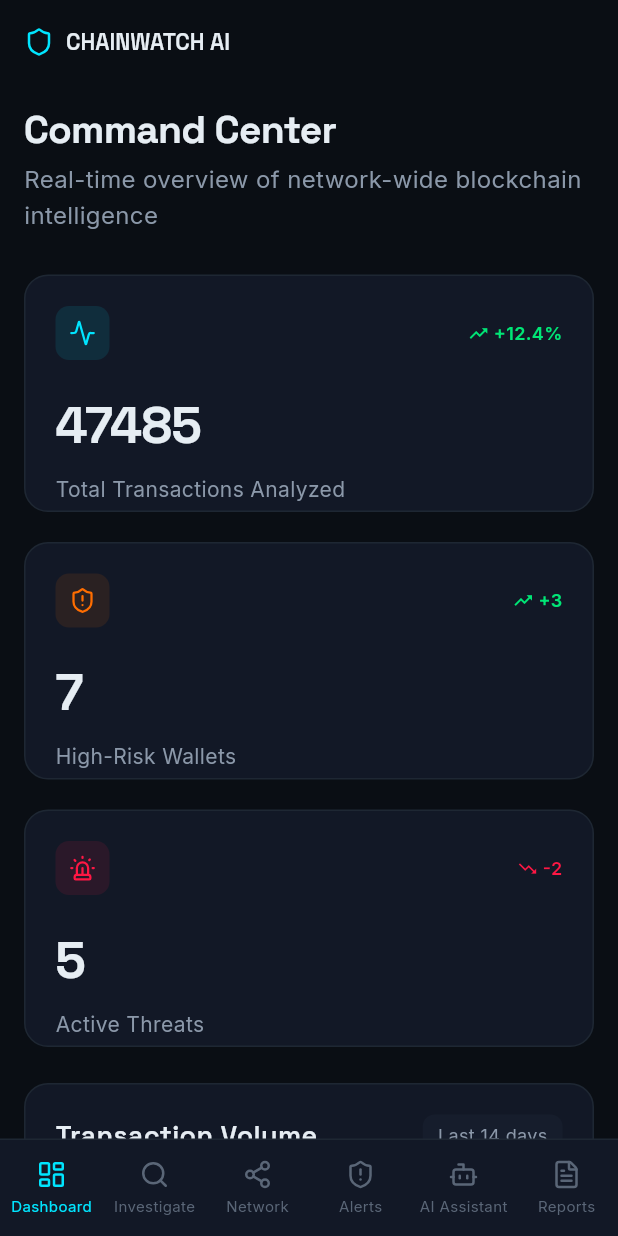
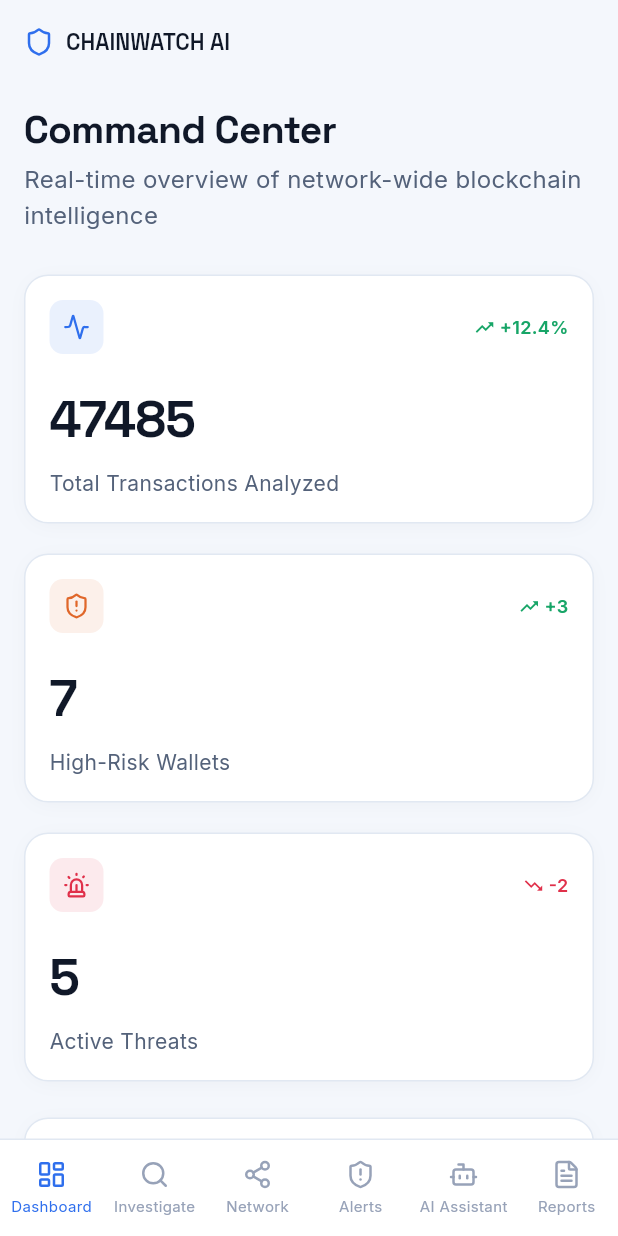
Before and after one commit to thamanreddy257-cyber/chain_watch_ai, a Flutter app: the screen it shows after launch, after a tap on "Launch Dashboard", on a phone screen of 412 x 824 dp. Run offline on Flutter 3.47's test engine with Material 3 defaults, Android fonts, the phone set to English and light mode, and no system bars; drawn by our look-alikes of flutter_animate; our stand-ins replace fl_chart, go_router, google_fonts, lucide_icons; missing offline and left inert: graphview.

Commit message:
main build

```diff
--- a/lib/app.dart
+++ b/lib/app.dart
@@ -10,7 +10,7 @@ class ChainWatchApp extends StatelessWidget {
     return MaterialApp.router(
       title: 'CHAINWATCH AI',
       debugShowCheckedModeBanner: false,
-      theme: AppTheme.dark,
+      theme: AppTheme.light,
       routerConfig: appRouter,
     );
   }
--- a/lib/core/theme/app_colors.dart
+++ b/lib/core/theme/app_colors.dart
@@ -1,28 +1,28 @@
 import 'package:flutter/material.dart';
 
-/// Central color palette for CHAINWATCH AI — a dark, premium
-/// cybersecurity intelligence aesthetic.
+/// Central color palette for CHAINWATCH AI — a bright, clean
+/// cybersecurity intelligence aesthetic with cool accent tones.
 class AppColors {
   AppColors._();
 
-  static const Color background = Color(0xFF0A0E14);
-  static const Color surface = Color(0xFF121826);
-  static const Color surfaceElevated = Color(0xFF161D2C);
-  static const Color border = Color(0xFF1E2733);
-  static const Color borderSubtle = Color(0xFF17202B);
+  static const Color background = Color(0xFFF4F7FC);
+  static const Color surface = Color(0xFFFFFFFF);
+  static const Color surfaceElevated = Color(0xFFF0F4FA);
+  static const Color border = Color(0xFFE1E8F2);
+  static const Color borderSubtle = Color(0xFFEDF2F9);
 
-  static const Color primary = Color(0xFF00E5FF);
-  static const Color secondary = Color(0xFF00FF9C);
+  static const Color primary = Color(0xFF2F6FED);
+  static const Color secondary = Color(0xFF12B0A0);
 
-  static const Color textPrimary = Color(0xFFE6EDF3);
-  static const Color textSecondary = Color(0xFF8B98A9);
-  static const Color textMuted = Color(0xFF5A6677);
+  static const Color textPrimary = Color(0xFF101828);
+  static const Color textSecondary = Color(0xFF54627A);
+  static const Color textMuted = Color(0xFF97A2B8);
 
   // Risk levels
-  static const Color riskLow = Color(0xFF00E676);
-  static const Color riskMedium = Color(0xFFFFD54F);
-  static const Color riskHigh = Color(0xFFFF6D00);
-  static const Color riskCritical = Color(0xFFFF1744);
+  static const Color riskLow = Color(0xFF17A567);
+  static const Color riskMedium = Color(0xFFCB8A05);
+  static const Color riskHigh = Color(0xFFE0672A);
+  static const Color riskCritical = Color(0xFFE0304A);
 
   static Color riskColor(String level) {
     switch (level.toLowerCase()) {
@@ -40,11 +40,11 @@ class AppColors {
   }
 
   static const List<Color> chartGradient = [
-    Color(0xFF00E5FF),
-    Color(0xFF00FF9C),
+    Color(0xFF2F6FED),
+    Color(0xFF12B0A0),
   ];
 
-  static const Color success = Color(0xFF00E676);
-  static const Color warning = Color(0xFFFFD54F);
-  static const Color danger = Color(0xFFFF1744);
+  static const Color success = Color(0xFF17A567);
+  static const Color warning = Color(0xFFCB8A05);
+  static const Color danger = Color(0xFFE0304A);
 }
--- a/lib/core/theme/app_theme.dart
+++ b/lib/core/theme/app_theme.dart
@@ -5,14 +5,14 @@ import 'app_text_styles.dart';
 class AppTheme {
   AppTheme._();
 
-  static ThemeData get dark {
+  static ThemeData get light {
     return ThemeData(
       useMaterial3: true,
-      brightness: Brightness.dark,
+      brightness: Brightness.light,
       scaffoldBackgroundColor: AppColors.background,
       canvasColor: AppColors.background,
       fontFamily: AppTextStyles.bodyMedium.fontFamily,
-      colorScheme: const ColorScheme.dark(
+      colorScheme: const ColorScheme.light(
         surface: AppColors.background,
         primary: AppColors.primary,
         secondary: AppColors.secondary,
--- a/lib/features/dashboard/dashboard_page.dart
+++ b/lib/features/dashboard/dashboard_page.dart
@@ -3,6 +3,7 @@ import 'package:lucide_icons/lucide_icons.dart';
 import '../../core/theme/app_colors.dart';
 import '../../core/theme/app_text_styles.dart';
 import '../../core/mock/mock_data.dart';
+import '../../shared/widgets/card_grid.dart';
 import 'widgets/metric_card.dart';
 import 'widgets/volume_chart.dart';
 import 'widgets/risk_donut.dart';
@@ -32,14 +33,7 @@ class DashboardPage extends StatelessWidget {
             const SizedBox(height: 28),
             LayoutBuilder(builder: (context, constraints) {
               final cols = constraints.maxWidth < 700 ? 1 : (constraints.maxWidth < 1050 ? 2 : 3);
-              return GridView.count(
-                crossAxisCount: cols,
-                shrinkWrap: true,
-                physics: const NeverScrollableScrollPhysics(),
-                crossAxisSpacing: 20,
-                mainAxisSpacing: 20,
-                childAspectRatio: cols == 1 ? 2.4 : 1.7,
-                children: [
+              final cards = [
                 MetricCard(
                   label: 'Total Transactions Analyzed',
                   value: MockData.totalTransactionsAnalyzed,
@@ -64,8 +58,8 @@ class DashboardPage extends StatelessWidget {
                   trend: '-2',
                   trendUp: false,
                 ),
-                ],
-              );
+              ];
+              return CardGrid(cards: cards, columns: cols, spacing: 20, runSpacing: 20);
             }),
             const SizedBox(height: 24),
             isMedium
--- a/lib/features/landing/landing_page.dart
+++ b/lib/features/landing/landing_page.dart
@@ -65,19 +65,19 @@ class LandingPage extends StatelessWidget {
             child: SingleChildScrollView(
               child: Padding(
                 padding: EdgeInsets.symmetric(
-                    horizontal: isNarrow ? 20 : 64, vertical: 32),
+                    horizontal: isNarrow ? 18 : 64, vertical: 24),
                 child: Column(
                   children: [
                     _TopBar(isNarrow: isNarrow),
-                    SizedBox(height: isNarrow ? 48 : 90),
+                    SizedBox(height: isNarrow ? 32 : 90),
                     _Hero(isNarrow: isNarrow),
-                    SizedBox(height: isNarrow ? 40 : 64),
+                    SizedBox(height: isNarrow ? 28 : 64),
                     const PipelineStrip()
                         .animate()
                         .fadeIn(delay: 200.ms, duration: 500.ms),
-                    SizedBox(height: isNarrow ? 56 : 96),
+                    SizedBox(height: isNarrow ? 36 : 96),
                     _FeatureGrid(isNarrow: isNarrow, features: _features),
-                    SizedBox(height: isNarrow ? 48 : 80),
+                    SizedBox(height: isNarrow ? 32 : 80),
                     _Footer(),
                     const SizedBox(height: 24),
                   ],
@@ -109,7 +109,11 @@ class _TopBar extends StatelessWidget {
           child: const Icon(LucideIcons.shield, color: AppColors.primary, size: 18),
         ),
         const SizedBox(width: 10),
-        Text('CHAINWATCH AI', style: AppTextStyles.headlineSmall.copyWith(fontSize: 16)),
+        Flexible(
+          child: Text('CHAINWATCH AI',
+              overflow: TextOverflow.ellipsis,
+              style: AppTextStyles.headlineSmall.copyWith(fontSize: 16)),
+        ),
         const Spacer(),
         if (!isNarrow)
           Text('NTRO · PS 26146 · SIH 2026',
@@ -144,9 +148,12 @@ class _Hero extends StatelessWidget {
                     color: AppColors.secondary, shape: BoxShape.circle),
               ),
               const SizedBox(width: 8),
-              Text('Blockchain Intelligence Platform',
-                  style: AppTextStyles.bodySmall
-                      .copyWith(color: AppColors.secondary, fontWeight: FontWeight.w600)),
+              Flexible(
+                child: Text('Blockchain Intelligence Platform',
+                    overflow: TextOverflow.ellipsis,
+                    style: AppTextStyles.bodySmall
+                        .copyWith(color: AppColors.secondary, fontWeight: FontWeight.w600)),
+              ),
             ],
           ),
         ).animate().fadeIn(duration: 500.ms).slideY(begin: 0.2, end: 0),
@@ -200,7 +207,7 @@ class _PrimaryCtaState extends State<_PrimaryCta> {
         onTap: () => context.go('/dashboard'),
         child: AnimatedContainer(
           duration: const Duration(milliseconds: 150),
-          padding: const EdgeInsets.symmetric(horizontal: 28, vertical: 16),
+          padding: const EdgeInsets.symmetric(horizontal: 22, vertical: 13),
           decoration: BoxDecoration(
             color: AppColors.primary,
             borderRadius: BorderRadius.circular(12),
@@ -244,7 +251,7 @@ class _SecondaryCtaState extends State<_SecondaryCta> {
         onTap: () => context.go('/network'),
         child: AnimatedContainer(
           duration: const Duration(milliseconds: 150),
-          padding: const EdgeInsets.symmetric(horizontal: 28, vertical: 16),
+          padding: const EdgeInsets.symmetric(horizontal: 22, vertical: 13),
           decoration: BoxDecoration(
             color: Colors.transparent,
             borderRadius: BorderRadius.circular(12),
@@ -277,6 +284,23 @@ class _FeatureGrid extends StatelessWidget {
     final width = MediaQuery.of(context).size.width;
     final columns = width < 760 ? 1 : (width < 1100 ? 2 : 4);
 
+    if (columns == 1) {
+      // Cards vary in height once the description wraps, so let each one
+      // size to its own content instead of forcing a fixed aspect ratio.
+      return Column(
+        children: [
+          for (var i = 0; i < features.length; i++)
+            Padding(
+              padding: EdgeInsets.only(bottom: i == features.length - 1 ? 0 : 16),
+              child: FeatureCard(data: features[i])
+                  .animate(delay: (i * 100).ms)
+                  .fadeIn(duration: 450.ms)
+                  .slideY(begin: 0.15, end: 0, curve: Curves.easeOut),
+            ),
+        ],
+      );
+    }
+
     return GridView.builder(
       shrinkWrap: true,
       physics: const NeverScrollableScrollPhysics(),
@@ -285,7 +309,7 @@ class _FeatureGrid extends StatelessWidget {
         crossAxisCount: columns,
         crossAxisSpacing: 20,
         mainAxisSpacing: 20,
-        childAspectRatio: columns == 1 ? 2.0 : 0.95,
+        childAspectRatio: 0.95,
       ),
       itemBuilder: (context, i) {
         return FeatureCard(data: features[i])
--- a/lib/features/landing/widgets/feature_card.dart
+++ b/lib/features/landing/widgets/feature_card.dart
@@ -19,21 +19,21 @@ class FeatureCard extends StatelessWidget {
   @override
   Widget build(BuildContext context) {
     return GlassCard(
-      padding: const EdgeInsets.all(24),
+      padding: const EdgeInsets.all(18),
       child: Column(
         crossAxisAlignment: CrossAxisAlignment.start,
         children: [
           Container(
-            padding: const EdgeInsets.all(10),
+            padding: const EdgeInsets.all(9),
             decoration: BoxDecoration(
               color: AppColors.primary.withValues(alpha: 0.1),
               borderRadius: BorderRadius.circular(10),
             ),
-            child: Icon(data.icon, color: AppColors.primary, size: 22),
+            child: Icon(data.icon, color: AppColors.primary, size: 20),
           ),
-          const SizedBox(height: 18),
+          const SizedBox(height: 14),
           Text(data.title, style: AppTextStyles.headlineSmall),
-          const SizedBox(height: 8),
+          const SizedBox(height: 6),
           Text(data.description, style: AppTextStyles.bodyMedium),
         ],
       ),
--- /dev/null
+++ b/lib/shared/widgets/card_grid.dart
@@ -0,0 +1,49 @@
+import 'package:flutter/material.dart';
+
+/// Lays out cards in fixed-width columns, chunked into rows, where each
+/// row's height matches its tallest card instead of a fixed aspect ratio.
+/// This avoids the RenderFlex overflow that a GridView's childAspectRatio
+/// causes whenever card content is taller than the guessed ratio allows.
+class CardGrid extends StatelessWidget {
+  final List<Widget> cards;
+  final int columns;
+  final double spacing;
+  final double runSpacing;
+
+  const CardGrid({
+    super.key,
+    required this.cards,
+    required this.columns,
+    this.spacing = 20,
+    this.runSpacing = 20,
+  });
+
+  @override
+  Widget build(BuildContext context) {
+    final rows = <Widget>[];
+    for (var i = 0; i < cards.length; i += columns) {
+      final chunk = cards.skip(i).take(columns).toList();
+      if (rows.isNotEmpty) rows.add(SizedBox(height: runSpacing));
+      rows.add(
+        IntrinsicHeight(
+          child: Row(
+            crossAxisAlignment: CrossAxisAlignment.stretch,
+            children: [
+              for (var j = 0; j < chunk.length; j++) ...[
+                if (j != 0) SizedBox(width: spacing),
+                Expanded(child: chunk[j]),
+              ],
+              if (chunk.length < columns) ...[
+                for (var k = chunk.length; k < columns; k++) ...[
+                  SizedBox(width: spacing),
+                  const Expanded(child: SizedBox()),
+                ],
+              ],
+            ],
+          ),
+        ),
+      );
+    }
+    return Column(children: rows);
+  }
+}
--- a/lib/shared/widgets/glass_card.dart
+++ b/lib/shared/widgets/glass_card.dart
@@ -11,7 +11,7 @@ class GlassCard extends StatefulWidget {
   const GlassCard({
     super.key,
     required this.child,
-    this.padding = const EdgeInsets.all(20),
+    this.padding = const EdgeInsets.all(16),
     this.onTap,
     this.hoverGlow = true,
   });
@@ -42,19 +42,21 @@ class _GlassCardState extends State<GlassCard> {
             borderRadius: BorderRadius.circular(16),
             border: Border.all(
               color: _hovering && widget.hoverGlow
-                  ? AppColors.primary.withValues(alpha: 0.55)
+                  ? AppColors.primary.withValues(alpha: 0.45)
                   : AppColors.border,
               width: 1,
             ),
-            boxShadow: _hovering && widget.hoverGlow
-                ? [
-                    BoxShadow(
-                      color: AppColors.primary.withValues(alpha: 0.12),
-                      blurRadius: 24,
-                      spreadRadius: -4,
-                    ),
-                  ]
-                : [],
+            boxShadow: [
+              BoxShadow(
+                color: (_hovering && widget.hoverGlow
+                        ? AppColors.primary
+                        : const Color(0xFF0F172A))
+                    .withValues(alpha: _hovering && widget.hoverGlow ? 0.14 : 0.04),
+                blurRadius: _hovering && widget.hoverGlow ? 22 : 10,
+                offset: const Offset(0, 2),
+                spreadRadius: -2,
+              ),
+            ],
           ),
           child: widget.child,
         ),
```
Also changed, not shown: lib/features/alerts/alerts_page.dart (+8 -8 lines), lib/features/alerts/widgets/alert_card.dart (+13 -2 lines), lib/features/reports/report_page.dart (+23 -10 lines), lib/features/wallet_investigation/wallet_investigation_page.dart (+17 -7 lines), lib/features/wallet_investigation/widgets/transaction_row.dart (+28 -17 lines), .claude/settings.json (added). Lines whose indentation alone changed are shown as unchanged.
